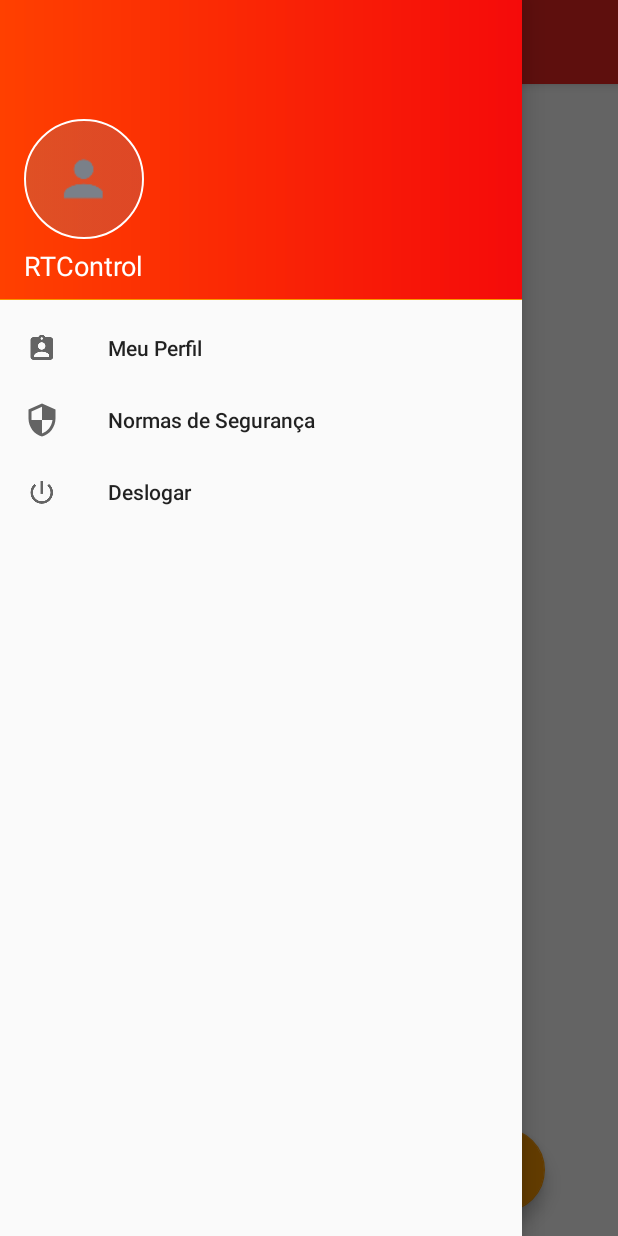
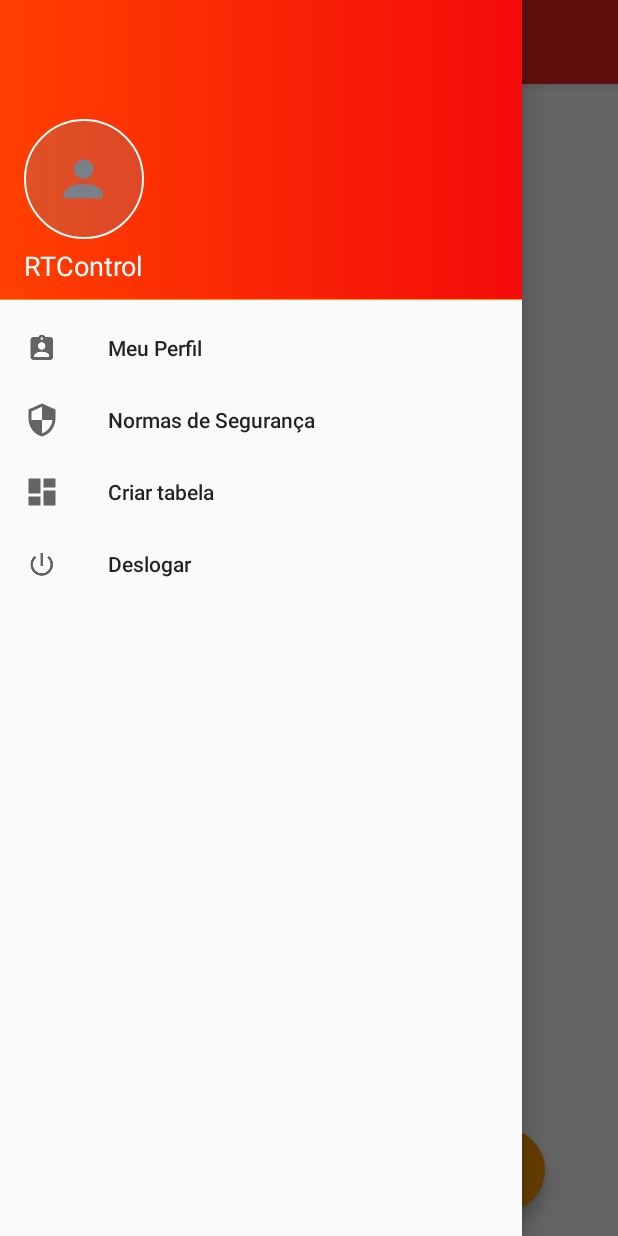
Before and after one commit to lion772/RTControl, an Android app: the HomeActivity screen opened directly, with no data from a screen before it, with the side drawer open, on a phone screen of 412 x 824 dp. Run offline under Robolectric (Android 15) with nearby library versions, the phone set to English and light mode, and no system bars; our stand-ins replace CircleImageView, Firebase (no records; nobody signed in at launch, a user with empty details on screens opened directly), data binding, navigation-ui.

Commit message:
Fixing the MyProfileFragment.kt and HomeActivity.kt, now it's loading the user's profile picture on nav_header_main

```diff
--- a/app/build.gradle
+++ b/app/build.gradle
@@ -69,6 +69,7 @@ dependencies {
     implementation 'androidx.navigation:navigation-ui:2.3.0'
     implementation 'androidx.lifecycle:lifecycle-extensions:2.2.0'
     implementation 'de.hdodenhof:circleimageview:3.1.0'
+    implementation 'androidx.core:core-ktx:1.3.2'
     testImplementation 'junit:junit:4.13'
     testImplementation "org.mockito:mockito-inline:$mockitoVersion"
     testImplementation 'android.arch.core:core-testing:1.1.1'
--- a/app/src/main/java/williamlopes/project/rtcontrol/ui/home/HomeActivity.kt
+++ b/app/src/main/java/williamlopes/project/rtcontrol/ui/home/HomeActivity.kt
@@ -1,8 +1,18 @@
 package williamlopes.project.rtcontrol.ui.home
 
+import android.Manifest
+import android.app.Activity
 import android.content.Intent
+import android.content.pm.PackageManager
+import android.net.Uri
+import android.os.Build
 import android.os.Bundle
+import android.provider.MediaStore
+import android.view.MenuItem
+import android.widget.Toast
 import androidx.appcompat.app.AppCompatActivity
+import androidx.core.app.ActivityCompat
+import androidx.core.content.ContextCompat
 import androidx.core.net.toUri
 import androidx.databinding.DataBindingUtil
 import androidx.drawerlayout.widget.DrawerLayout
@@ -28,10 +38,11 @@ import williamlopes.project.rtcontrol.databinding.FragmentMyProfileBinding
 import williamlopes.project.rtcontrol.model.User
 import williamlopes.project.rtcontrol.ui.viewmodel.HomeViewModel
 
-class HomeActivity: AppCompatActivity() {
+class HomeActivity : AppCompatActivity(), MyProfileFragmentListener {
     private val viewModel: HomeViewModel by viewModel()
     private lateinit var appBarConfiguration: AppBarConfiguration
     private lateinit var databinding: ActivityHomeBinding
+    private lateinit var user: User
 
     @ExperimentalCoroutinesApi
     override fun onCreate(savedInstanceState: Bundle?) {
@@ -45,7 +56,8 @@ class HomeActivity: AppCompatActivity() {
 
     private fun setupObservable() {
         viewModel.user.observe(this, { user ->
-            updateNavigationUserDetails(user)
+            this.databinding.user = user
+            updateNavigationUserDetails()
         })
     }
 
@@ -68,17 +80,18 @@ class HomeActivity: AppCompatActivity() {
         setupNavigationMenu(navController)
     }
 
-    private fun updateNavigationUserDetails(loggedInUser: User) {
+    private fun updateNavigationUserDetails() {
         try {
             Glide.with(this)
-                .load(loggedInUser.image)
+                .load(user.image.toUri())
                 .centerCrop()
                 .transform(CircleCrop())
                 .skipMemoryCache(true)
                 .placeholder(R.drawable.ic_user_place_holder)
                 .into(iv_user_profile)
 
-            tv_username.text = loggedInUser.name
+            tv_username.text = user.name
+
         } catch (e: Exception) {
             e.printStackTrace()
         }
@@ -100,12 +113,38 @@ class HomeActivity: AppCompatActivity() {
                 FirebaseAuth.getInstance().signOut()
                 val intent = Intent(this@HomeActivity, IntroActivity::class.java)
                     .addFlags(Intent.FLAG_ACTIVITY_CLEAR_TOP or Intent.FLAG_ACTIVITY_NEW_TASK)
-                startActivity(intent).also { finish() }
+                startActivity(intent).also {
+                    finish()
+                }
                 true
             }
         } ?: run { false }
     }
 
-    override fun onSupportNavigateUp() = findNavController(R.id.host_fragment).navigateUp(appBarConfiguration)
+    override fun onSupportNavigateUp() =
+        findNavController(R.id.host_fragment).navigateUp(appBarConfiguration)
 
+    companion object {
+        private const val MY_PROFILE_REQUEST_CODE = 11
+        private const val SDK_VALUE = 23
+        private const val REQUEST_CODE = 1
+
+    }
+
+    override fun listenerProfileImage(uri: Uri) {
+        try {
+            Glide.with(this)
+                .load(uri)
+                .centerCrop()
+                .transform(CircleCrop())
+                .skipMemoryCache(true)
+                .placeholder(R.drawable.ic_user_place_holder)
+                .into(iv_user_profile)
+
+            tv_username.text = user.name
+
+        } catch (e: Exception) {
+            e.printStackTrace()
+        }
+    }
 }
--- a/app/src/main/java/williamlopes/project/rtcontrol/usecase/UserUseCase.kt
+++ b/app/src/main/java/williamlopes/project/rtcontrol/usecase/UserUseCase.kt
@@ -19,7 +19,7 @@ class UserUseCase(private val userRepository: UserRepository) {
 
     fun updateProfileImage(selectedUri:Uri, onComplete: (Uri?, String) -> Unit) = userRepository.getImage(selectedUri, onComplete)
 
-    suspend fun anyChangeVerifiedCase(hashMap: HashMap<String, Any>,
+    fun anyChangeVerifiedCase(hashMap: HashMap<String, Any>,
                                       onComplete:(Uri?, String) -> Unit)
             = userRepository.getChanges(hashMap, onComplete)
 
--- /dev/null
+++ b/app/src/main/res/drawable/ic_baseline_dashboard_24.xml
@@ -0,0 +1,10 @@
+<vector xmlns:android="http://schemas.android.com/apk/res/android"
+    android:width="24dp"
+    android:height="24dp"
+    android:viewportWidth="24"
+    android:viewportHeight="24"
+    android:tint="?attr/colorControlNormal">
+  <path
+      android:fillColor="@android:color/white"
+      android:pathData="M3,13h8L11,3L3,3v10zM3,21h8v-6L3,15v6zM13,21h8L21,11h-8v10zM13,3v6h8L21,3h-8z"/>
+</vector>
--- a/app/src/main/res/layout/fragment_list.xml
+++ b/app/src/main/res/layout/fragment_list.xml
@@ -32,6 +32,6 @@
         app:layout_constraintEnd_toEndOf="parent"
         app:layout_constraintHorizontal_bias="0.9"
         app:layout_constraintStart_toStartOf="parent"
-        app:srcCompat="@android:drawable/ic_input_add" />
+        app:srcCompat="@drawable/ic_vector_add_24dp" />
 
 </androidx.constraintlayout.widget.ConstraintLayout>
--- a/app/src/main/res/menu/activity_main_drawer.xml
+++ b/app/src/main/res/menu/activity_main_drawer.xml
@@ -10,7 +10,12 @@
         <item
             android:id="@id/securityFragment"
             android:icon="@drawable/ic_security"
-            android:title="Normas de Segurança" />
+            android:title="@string/security_rules" />
+
+        <item
+            android:id="@id/createBoardActivity"
+            android:icon="@drawable/ic_baseline_dashboard_24"
+            android:title="@string/create_board" />
 
         <item
             android:id="@+id/sign_out"
@@ -18,7 +23,6 @@
             android:title="@string/nav_sign_out" />
 
 
-
     </group>
 
 </menu>
--- a/app/src/main/res/navigation/users_navigation.xml
+++ b/app/src/main/res/navigation/users_navigation.xml
@@ -24,6 +24,9 @@
         <action
             android:id="@+id/action_listFragment_to_securityFragment"
             app:destination="@id/securityFragment" />
+        <action
+            android:id="@+id/action_listFragment_to_createBoardActivity"
+            app:destination="@id/createBoardActivity" />
     </fragment>
     <activity
         android:id="@+id/signInActivity"
@@ -40,4 +43,9 @@
         android:name="williamlopes.project.rtcontrol.ui.home.MyProfileFragment"
         android:label="fragment_my_profile"
         tools:layout="@layout/fragment_my_profile" />
+    <activity
+        android:id="@+id/createBoardActivity"
+        android:name="williamlopes.project.rtcontrol.ui.home.CreateBoardActivity"
+        android:label="activity_create_board"
+        tools:layout="@layout/activity_create_board" />
 </navigation>
--- a/app/src/main/res/values/strings.xml
+++ b/app/src/main/res/values/strings.xml
@@ -51,4 +51,11 @@
     <string name="success_saving_image">Sucesso ao salvar a imagem</string>
     <string name="fail_saving_image">Erro ao salvar a imagem</string>
     <string name="profile_picture">MyProfilePicture</string>
+
+    <string name="create_board_title">Create Board</string>
+    <string name="create">CRIAR</string>
+    <string name="board_name">Board Name</string>
+    <string name="security_rules">Normas de Segurança</string>
+    <string name="create_board">Criar tabela</string>
+    <string name="Create_board">Criar um quadro</string>
 </resources>
```
Also changed, not shown: app/src/main/AndroidManifest.xml (+14 -8 lines), app/src/main/java/williamlopes/project/rtcontrol/helper/extension/ExtensionToast.kt (added, +9 -0 lines), app/src/main/java/williamlopes/project/rtcontrol/repository/UserRepository.kt (+12 -9 lines), app/src/main/java/williamlopes/project/rtcontrol/ui/home/MyProfileFragment.kt (+46 -60 lines), app/src/main/java/williamlopes/project/rtcontrol/ui/viewmodel/MyProfileViewModel.kt (+12 -11 lines), app/src/main/java/williamlopes/project/rtcontrol/util/Constants.kt (+7 -0 lines), app/src/main/res/drawable/ic_vector_add_24dp.xml (added, +10 -0 lines), app/src/main/res/layout/app_bar_main.xml (+4 -5 lines), app/src/main/res/values/dimens.xml (+6 -1 lines), app/src/main/res/drawable-hdpi/ic_board_place_holder.png (added).
